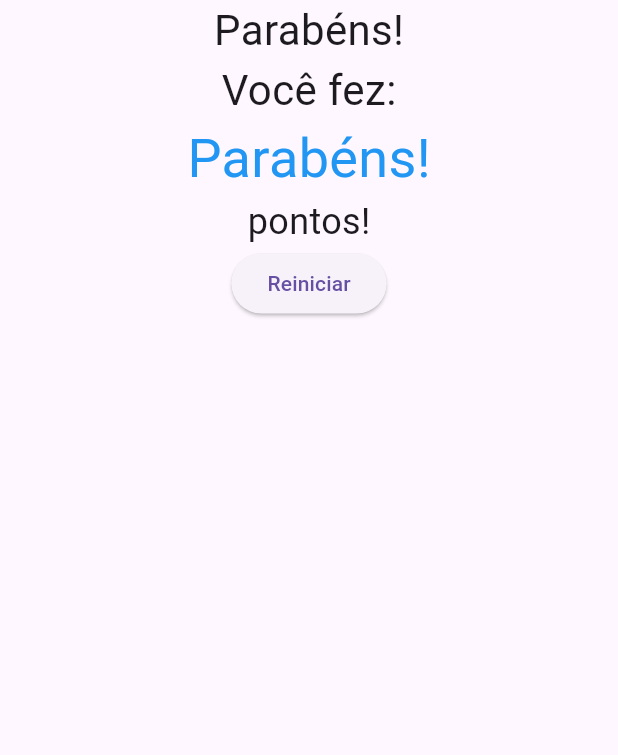
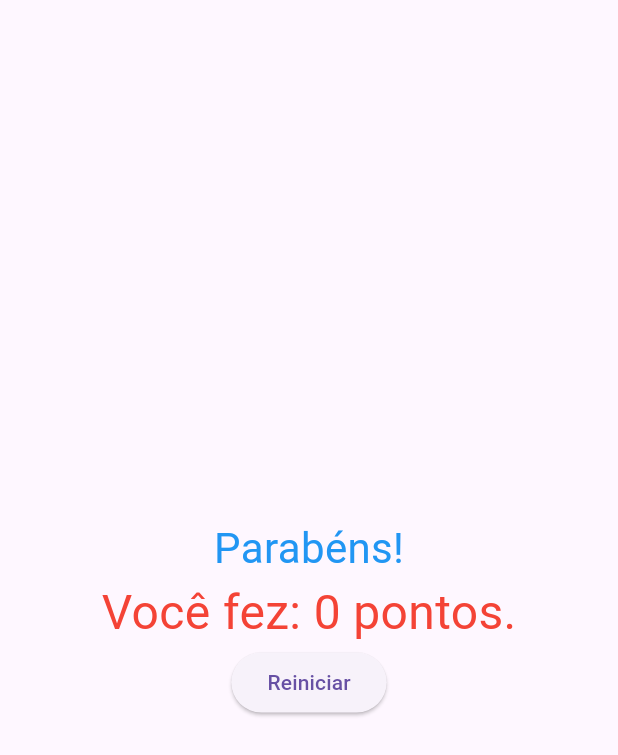
Before and after one commit to AlexandreFel1pe/curso_flutter, a Flutter app: the Resultado widget shown alone on an empty page, opened directly with empty values, after a tap on "Reiniciar", on a phone screen of 412 x 824 dp. Shown: the top 755 px of the screen. Run offline on Flutter 3.47's test engine with Material 3 defaults, Android fonts, the phone set to English and light mode, and no system bars.

Commit message:
add restart quiz

```diff
--- a/projeto_perguntas/lib/main.dart
+++ b/projeto_perguntas/lib/main.dart
@@ -55,6 +55,13 @@ class _PerguntaAppState extends State<PerguntaApp> {
     }
   }
 
+  void _reiniciarQuestionario() {
+    setState(() {
+      _perguntaSelecionada = 0;
+      _pontuacaoTotal = 0;
+    });
+  }
+
   bool get temPerguntaSelecionada {
     return _perguntaSelecionada < _perguntas.length;
   }
@@ -70,7 +77,7 @@ class _PerguntaAppState extends State<PerguntaApp> {
                 perguntaSelecionada: _perguntaSelecionada,
                 responder: _responder,
               )
-            : Resultado(pontuacaoTotal: _pontuacaoTotal),
+            : Resultado(pontuacaoTotal: _pontuacaoTotal, reiniciarQuestionario: _reiniciarQuestionario),
       ),
     );
   }
--- a/projeto_perguntas/lib/questionario.dart
+++ b/projeto_perguntas/lib/questionario.dart
@@ -25,6 +25,7 @@ class Questionario extends StatelessWidget {
     : List.empty();
 
     return Column(
+      mainAxisAlignment: MainAxisAlignment.center,
       children: [
           Questao('${perguntas[perguntaSelecionada]['texto']}'),
           ...respostas
--- a/projeto_perguntas/lib/resultado.dart
+++ b/projeto_perguntas/lib/resultado.dart
@@ -2,7 +2,8 @@ import 'package:flutter/material.dart';
 
 class Resultado extends StatelessWidget {
   final int pontuacaoTotal;
-  const Resultado({required this.pontuacaoTotal , super.key});
+  final void Function() reiniciarQuestionario;
+  const Resultado({required this.pontuacaoTotal, required this.reiniciarQuestionario , super.key});
 
   String get fraseResultado {
     if (pontuacaoTotal < 8) {
@@ -18,29 +19,25 @@ class Resultado extends StatelessWidget {
   Widget build(BuildContext context) {
     return Center(
       child: Column(
+        mainAxisAlignment: MainAxisAlignment.center,
         children: [
-          Text(
-            'Parabéns!',
-            style: TextStyle(fontSize: 28),
-          ),
-          Text(
-            'Você fez:',
-            style: TextStyle(fontSize: 28),
-          ),
           Text(
             fraseResultado,
             style: TextStyle(
-              fontSize: 36,
+              fontSize: 28,
               color: Colors.blue,
             ),
           ),
           Text(
-            'pontos!',
-            style: TextStyle(fontSize: 24),
+            'Você fez: $pontuacaoTotal pontos.',
+            style: TextStyle(
+              fontSize: 32,
+              color: Colors.red,
+            ),
           ),
           ElevatedButton(
             onPressed: () {
-
+              reiniciarQuestionario();
             },
             child: Text('Reiniciar')
           ),
```
